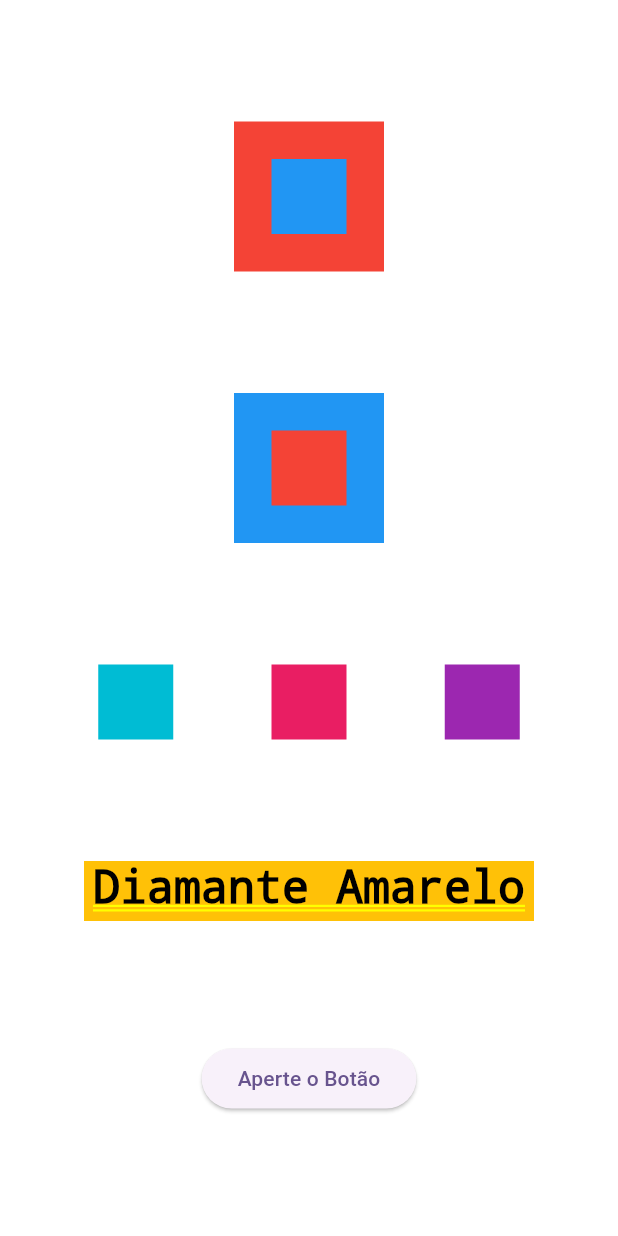
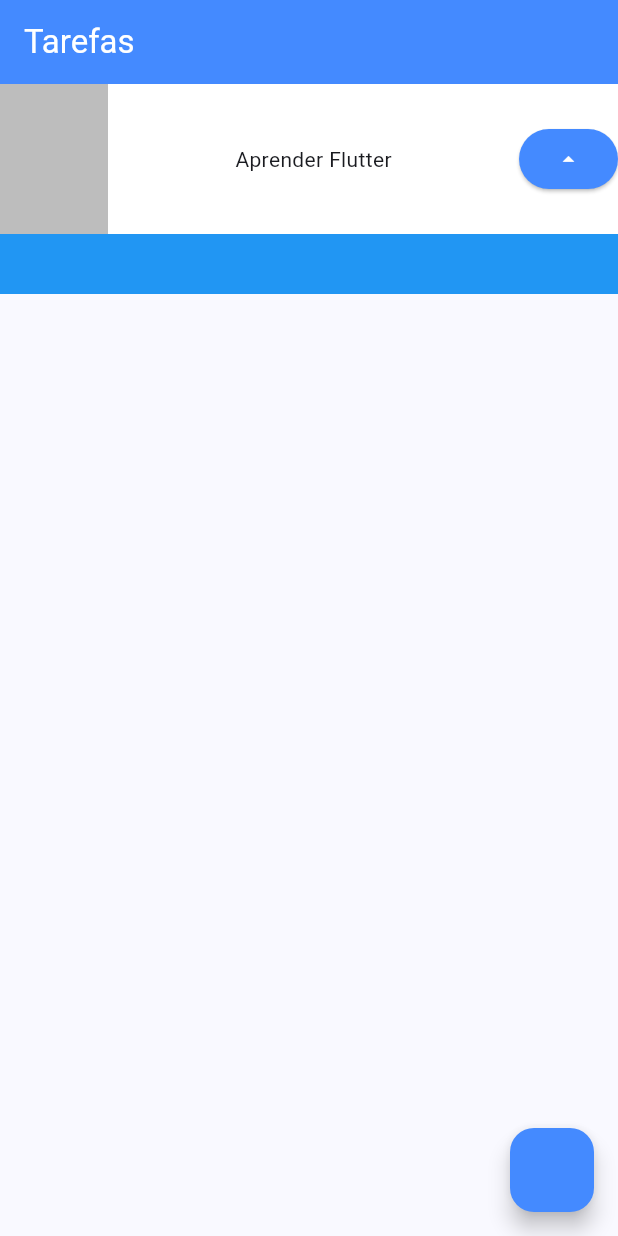
Before and after one commit to jmarciosilva/agendadorTarefas, a Flutter app: the screen it shows after launch, on a phone screen of 412 x 824 dp. Run offline on Flutter 3.47's test engine with Material 3 defaults, Android fonts, the phone set to English and light mode, and no system bars.

Commit message:
Refatorado o código, adicionado tela e layout para agendador de tarefas

```diff
--- a/lib/main.dart
+++ b/lib/main.dart
@@ -13,88 +13,67 @@ class MyApp extends StatelessWidget {
       debugShowCheckedModeBanner: false,
       title: 'Flutter Demo',
       theme: ThemeData(
-        colorScheme: ColorScheme.fromSeed(seedColor: Colors.deepPurple),
+        colorScheme: ColorScheme.fromSeed(seedColor: Colors.blueAccent),
         useMaterial3: true,
       ),
-      home: Container(
-        color: Colors.white,
-        child: Column(
-          mainAxisAlignment: MainAxisAlignment.spaceEvenly,
-          crossAxisAlignment: CrossAxisAlignment.center,
-          children: [
-            Stack(
-              alignment: AlignmentDirectional.center,
-              children: [
-                Container(
-                  color: Colors.red,
-                  width: 100,
-                  height: 100,
-                ),
-                Container(
-                  color: Colors.blue,
-                  width: 50,
-                  height: 50,
-                ),
-              ],
-            ),
-            Stack(
-              alignment: AlignmentDirectional.center,
-              children: [
-                Container(
-                  color: Colors.blue,
-                  width: 100,
-                  height: 100,
-                ),
-                Container(
-                  color: Colors.red,
-                  width: 50,
-                  height: 50,
-                ),
-              ],
-            ),
-            Row(
-              mainAxisAlignment: MainAxisAlignment.spaceEvenly,
-              crossAxisAlignment: CrossAxisAlignment.center,
-              children: [
-                Container(
-                  color: Colors.cyan,
-                  height: 50,
-                  width: 50,
-                ),
-                Container(
-                  color: Colors.pink,
-                  height: 50,
-                  width: 50,
-                ),
-                Container(
-                  color: Colors.purple,
-                  height: 50,
-                  width: 50,
-                ),
-              ],
-            ),
-            Container(
-              color: Colors.amber,
-              height: 40,
-              width: 300,
-              child: Text(
-                'Diamante Amarelo',
-                style: TextStyle(
-                  fontSize: 30,
-                  color: Colors.black,
-                ),
-                textAlign: TextAlign.center,
-              ),
-            ),
-            ElevatedButton(
-              onPressed: () {
-                print('Apertou o Botao');
-              },
-              child: Text('Aperte o Botão'),
-            )
-          ],
+      home: Scaffold(
+        appBar: AppBar(
+          backgroundColor: Colors.blueAccent,
+          title: Text(
+            'Tarefas',
+            style: TextStyle(color: Colors.white),
+          ),
+        ),
+        body: Task(),
+        floatingActionButton: FloatingActionButton(
+          backgroundColor: Colors.blueAccent,
+          foregroundColor: Colors.white,
+          onPressed: () {},
         ),
       ),
     );
   }
 }
+
+class Task extends StatelessWidget {
+  const Task({super.key});
+
+  @override
+  Widget build(BuildContext context) {
+    return Container(
+      child: Stack(
+        children: [
+          Container(
+            color: Colors.blue,
+            height: 140,
+          ),
+          Container(
+            color: Colors.white,
+            height: 100,
+            child: Row(
+              mainAxisAlignment: MainAxisAlignment.spaceBetween,
+              children: [
+                Container(
+                  color: Colors.black26,
+                  width: 72,
+                  height: 100,
+                ),
+                Text('Aprender Flutter'),
+                ElevatedButton(
+                  style: ElevatedButton.styleFrom(
+                    backgroundColor: Colors.blueAccent,
+                    foregroundColor: Colors.white,
+                  ),
+                  onPressed: () {},
+                  child: Icon(
+                    Icons.arrow_drop_up,
+                  ),
+                )
+              ],
+            ),
+          ),
+        ],
+      ),
+    );
+  }
+}
```
Also changed, not shown: lib/primeira_tela.dart (added, +79 -0 lines).
